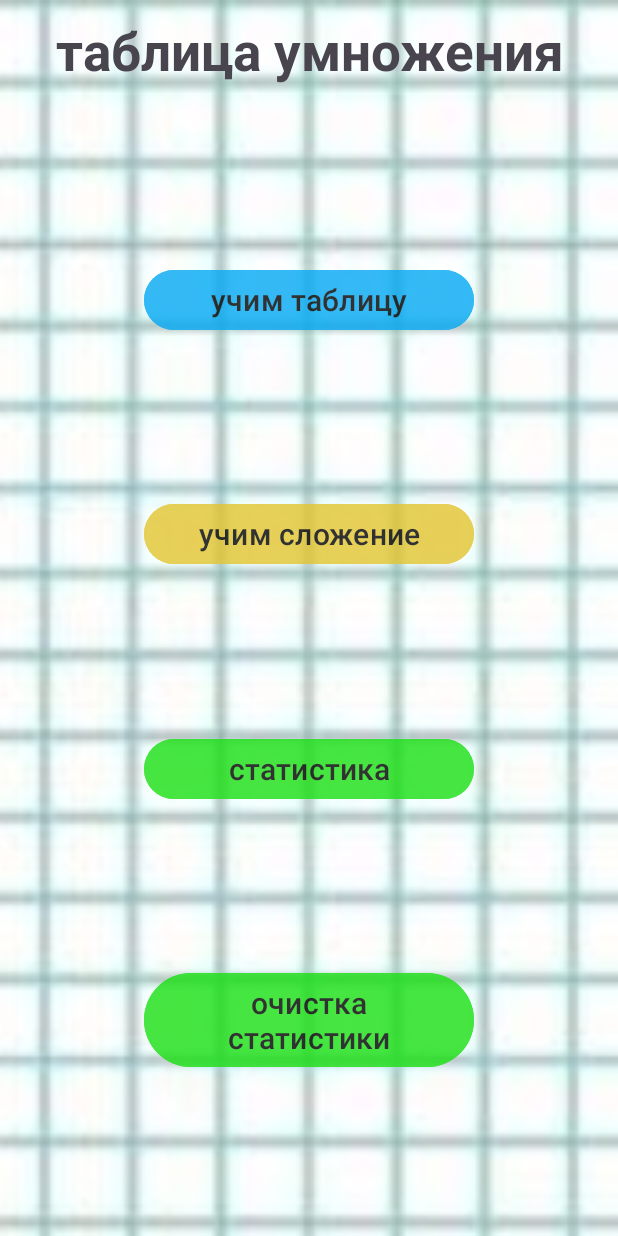
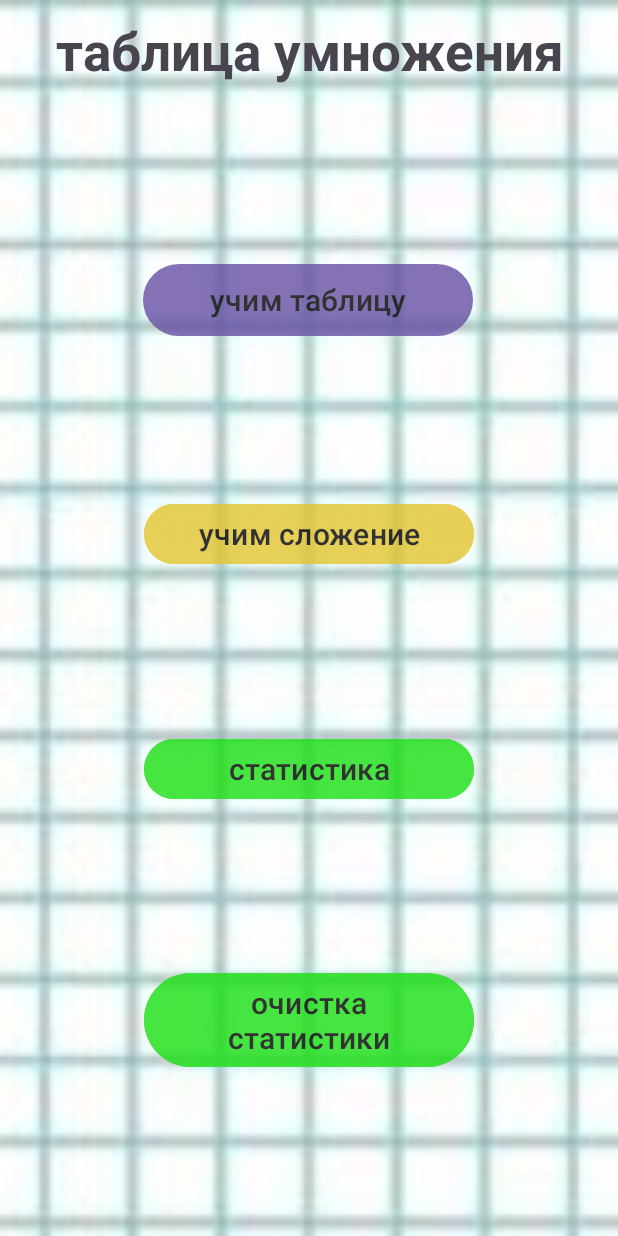
Before and after one commit to ice-knight-paladin/Multiplicatio, an Android app: the screen it shows after launch (MainActivity), on a phone screen of 412 x 824 dp. Run offline under Robolectric (Android 15) with nearby library versions, the phone set to English and light mode, and no system bars.

Commit message:
try btn style

```diff
--- a/app/src/main/java/com/example/multiplication/MainActivity.kt
+++ b/app/src/main/java/com/example/multiplication/MainActivity.kt
@@ -28,12 +28,10 @@ class MainActivity : AppCompatActivity() {
             finish()
         }
 
-        val repository = Repository.Base(Core(this).dao(), Now.Base())
+       // val repository = Repository.Base(Core(this).dao(), Now.Base())
 
         binding.btnClearTable.setOnClickListener{
-            CoroutineScope(SupervisorJob() + Dispatchers.Main.immediate).launch(Dispatchers.IO) {
-                repository.clear_table()
-            }
+            ClearBottomSheetFragment().show(supportFragmentManager, "createClearFragment")
         }
     }
 }
--- /dev/null
+++ b/app/src/main/res/drawable/btn_not_pressed.xml
@@ -0,0 +1,6 @@
+<?xml version="1.0" encoding="utf-8"?>
+<shape xmlns:android="http://schemas.android.com/apk/res/android">
+    <stroke android:color="@color/black" android:width="30dp"/>
+    <corners android:radius="20dp"/>
+    <solid android:color="@color/sky"/>
+</shape>
--- /dev/null
+++ b/app/src/main/res/drawable/btn_pressed.xml
@@ -0,0 +1,5 @@
+<?xml version="1.0" encoding="utf-8"?>
+<shape xmlns:android="http://schemas.android.com/apk/res/android">
+    <stroke android:color="@color/black"/>
+    <solid android:color="@color/white"/>
+</shape>
--- /dev/null
+++ b/app/src/main/res/drawable/btn_style.xml
@@ -0,0 +1,5 @@
+<?xml version="1.0" encoding="utf-8"?>
+<selector xmlns:android="http://schemas.android.com/apk/res/android">
+    <item android:state_pressed="false" android:drawable="@drawable/btn_not_pressed"/>
+    <item android:state_pressed="true" android:drawable="@drawable/btn_pressed"/>
+</selector>
--- a/app/src/main/res/layout/activity_main.xml
+++ b/app/src/main/res/layout/activity_main.xml
@@ -11,7 +11,9 @@
         android:layout_width="match_parent"
         android:layout_height="match_parent"
         android:scaleType="centerCrop"
-        android:src="@drawable/main_background" />
+        android:src="@drawable/main_background"
+        tools:layout_editor_absoluteX="0dp"
+        tools:layout_editor_absoluteY="0dp" />
 
     <TextView
         android:id="@+id/text_title"
@@ -31,12 +33,13 @@
         android:layout_width="220dp"
         android:layout_height="wrap_content"
         android:alpha="0.8"
-        android:backgroundTint="@color/sky"
+        android:background="@drawable/btn_style"
         android:text="@string/multi"
         android:textColor="@color/black"
         android:textSize="20sp"
         app:layout_constraintBottom_toTopOf="@+id/btn_add"
         app:layout_constraintEnd_toEndOf="parent"
+        app:layout_constraintHorizontal_bias="0.497"
         app:layout_constraintStart_toStartOf="parent"
         app:layout_constraintTop_toBottomOf="@+id/text_title" />
 
--- a/app/src/main/res/layout/activity_statics_bd.xml
+++ b/app/src/main/res/layout/activity_statics_bd.xml
@@ -16,10 +16,12 @@
         app:layout_constraintEnd_toEndOf="parent"
         android:id="@+id/textview"
         android:textSize="30sp"
+        android:padding="8dp"
         android:text = "name    correct     inccorect"/>
 
     <androidx.recyclerview.widget.RecyclerView
         android:layout_width="match_parent"
+        android:layout_margin="10dp"
         android:layout_height="wrap_content"
         android:id="@+id/recyclerview"
         android:orientation="vertical"
--- a/app/src/main/res/layout/item_recycler.xml
+++ b/app/src/main/res/layout/item_recycler.xml
@@ -2,7 +2,7 @@
 <LinearLayout xmlns:android="http://schemas.android.com/apk/res/android"
     android:id="@+id/linerlayoutitem"
     android:layout_width="match_parent"
-    android:layout_height="wrap_content"
+    android:layout_height="match_parent"
     android:orientation="horizontal">
 
     <TextView
```
Also changed, not shown: app/src/main/java/com/example/multiplication/ClearBottomSheetFragment.kt (added, +36 -0 lines), app/src/main/java/com/example/multiplication/StaticsBD.kt (+10 -10 lines), app/src/main/res/drawable/btn_ok.xml (deleted, +0 -12 lines), app/src/main/res/layout/fragment_clear.xml (added, +39 -0 lines).
